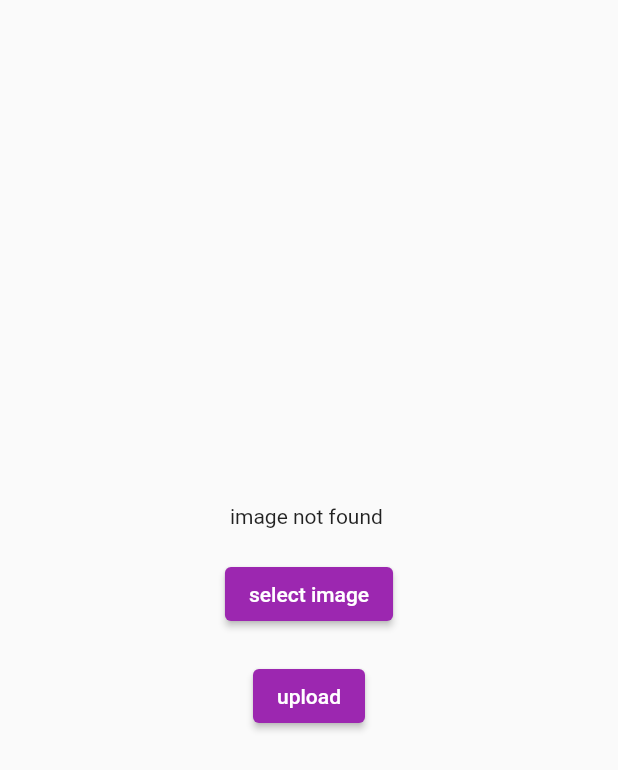
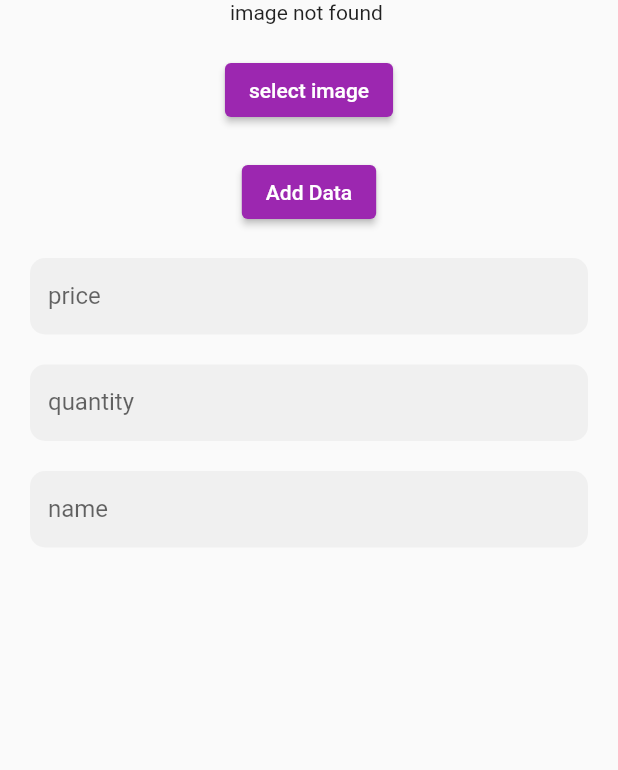
Before and after one commit to Hibba-Syed/firebase_practice, a Flutter app: the screen it shows after launch, on a phone screen of 412 x 824 dp. Shown: the top 770 px of the screen. Run offline on Flutter 3.47's test engine with Material 2 defaults, Android fonts, the phone set to English and light mode, and no system bars; our stand-ins replace badges, cloud_firestore, file_picker, firebase_core, firebase_messaging, firebase_storage and 4 more; missing offline and left inert: app_settings; accounts and stored records are empty.

Commit message:
add data

```diff
--- a/lib/main.dart
+++ b/lib/main.dart
@@ -36,7 +36,7 @@ class MyApp extends StatelessWidget {
           theme: ThemeData(
             primarySwatch: Colors.purple,
           ),
-          home: const UplodeImage(),
+          home:  UplodeImage(),
           debugShowCheckedModeBanner: false,
         );
       }),
--- /dev/null
+++ b/lib/model/curd_model.dart
@@ -0,0 +1,73 @@
+
+class CrudModel{
+ late String id;
+ late String name;
+ late int price;
+ late String quantity;
+ CrudModel({
+   required this.name,
+   required this.price,
+   required this.quantity,
+   required  this.id,
+});
+ CrudModel.fromJson(Map<String, dynamic> data) {
+   id =data['id'];
+   name = data['name'];
+   price = data['price'];
+   quantity = data['quantity'];
+ }
+ Map<String,dynamic> toJson(){
+   final Map<String, dynamic> data = <String, dynamic> {};
+   data['name'] = name;
+   data['price'] = price;
+   data['quantity'] = quantity;
+   return data;
+ }
+ // This method directly returns a map literal containing the properties (name, price, quantity)as keys and their respective values.
+// It doesn't use an intermediate variable like the first method but constructs and returns the map directly. This approach is
+// suitable when the properties match the desired keys and no additional customization is required.
+//1
+ // Map<String, dynamic> toJson(){
+ //   return {
+ //     'name': name,
+ //     'price':price,
+ //     'quantity':quantity,
+ //   };
+ // }
+//2
+//In this method, the data map is initialized as an empty Map<String, dynamic>. Each property (question, answer, category, id) is
+// then assigned to the corresponding key in the data map. The resulting map represents the object's properties with their respective
+// values. This approach allows flexibility in handling specific properties and mapping them to custom keys if needed.
+  // rome italy model
+// Map<String,dynamic> toJson(){
+//   final Map<String, dynamic> data = <String, dynamic> {};
+//   data['name'] = name;
+//   data['price'] = price;
+//   data['quantity'] = quantity;
+//   return data;
+// }
+//In summary, the key difference between the two methods lies in the data source they handle. fromSnapshot is used when deserializing
+// data from a Firestore DocumentSnapshot, while fromJson is used when deserializing data from a generic Map<String, dynamic>
+// representation.
+  //1
+  // factory CrudModel.fromSnapshot(DocumentSnapshot snapshot) {
+  //   final data = snapshot.data() as Map<String, dynamic>;
+  //   return CrudModel(
+  //     id: snapshot.id,
+  //     name: data['name'],
+  //     price: data['price'],
+  //     quantity: data['quantity'],
+  //   );
+  // }
+  //2
+// rome italy model
+  // CrudModel.fromJson(Map<String, dynamic> data) {
+  //   id =data['id'];
+  //   name = data['name'];
+  //   price = data['price'];
+  //   quantity = data['quantity'];
+  //
+  // }
+
+
+}
--- a/lib/screens/uplode_image.dart
+++ b/lib/screens/uplode_image.dart
@@ -5,14 +5,21 @@ import 'package:firebase_storage/firebase_storage.dart';
 import 'package:cloud_firestore/cloud_firestore.dart';
 import 'package:permission_handler/permission_handler.dart';
 import 'package:file_picker/file_picker.dart';
+
+import '../model/curd_model.dart';
 class UplodeImage extends StatefulWidget {
-  const UplodeImage({Key? key}) : super(key: key);
+
+   UplodeImage({Key? key, }) : super(key: key);
 
   @override
   State<UplodeImage> createState() => _UplodeImageState();
 }
 
 class _UplodeImageState extends State<UplodeImage> {
+  CrudModel? crudModel;
+  var name = TextEditingController();
+  var price = TextEditingController();
+  var quantity = TextEditingController();
   File? selectedImage;
 
   Future pickImageFromGallery() async {
@@ -61,14 +68,13 @@ class _UplodeImageState extends State<UplodeImage> {
       print('No image selected.');
     }
   }
-
-
     @override
     Widget build(BuildContext context) {
       return Scaffold(
-        body: Center(
+        body: Padding(
+          padding: const EdgeInsets.symmetric(horizontal: 20),
           child: Column(
-            mainAxisAlignment: MainAxisAlignment.center,
+            mainAxisAlignment: MainAxisAlignment.start,
             children: [
               selectedImage != null
                   ? Container(
@@ -83,16 +89,70 @@ class _UplodeImageState extends State<UplodeImage> {
               20.sh,
               ElevatedButton(
                 onPressed: () {
-                    pickImageFromGallery();
+                    pickImageFromGallery().then((value) => uploadImageToFirebaseAndFirestore());
                 },
                 child: const Text("select image"),
               ),
               20.sh,
               ElevatedButton(
-                onPressed: () {
-                  uploadImageToFirebaseAndFirestore();
-                },
-                child: const Text("upload"),
+                onPressed: () async {
+                  // uploadImageToFirebaseAndFirestore();
+                  var ref = FirebaseFirestore.instance.collection("Anaconda");
+                  var doc = ref.doc();
+                  CrudModel ana = CrudModel(
+                    id: doc.id,
+                    name: name.text,
+                    price: int.parse(price.text),
+                    quantity: quantity.text,
+                  );
+                  await doc.set(ana.toJson());
+                  name.clear();
+                  price.clear();
+                  quantity.clear();
+                  print('data add successfully');
+                }, child: const Text("Add Data"),
+              ),
+              20.sh,
+              TextField(
+                controller: price,
+                decoration: InputDecoration(
+                  isDense: true,
+                  filled: true,
+                  labelText: "price",
+                  border: OutlineInputBorder(
+                      borderSide: const BorderSide(
+                          width: 0, style: BorderStyle.none),
+                      borderRadius: BorderRadius.circular(10)
+                  ),
+                ),
+              ),
+              20.sh,
+              TextField(
+                controller: quantity,
+                decoration: InputDecoration(
+                  isDense: true,
+                  filled: true,
+                  labelText: "quantity",
+                  border: OutlineInputBorder(
+                      borderSide: const BorderSide(
+                          width: 0, style: BorderStyle.none),
+                      borderRadius: BorderRadius.circular(10)
+                  ),
+                ),
+              ),
+              20.sh,
+              TextField(
+                controller: name,
+                decoration: InputDecoration(
+                  isDense: true,
+                  filled: true,
+                  labelText: "name",
+                  border: OutlineInputBorder(
+                      borderSide: const BorderSide(
+                          width: 0, style: BorderStyle.none),
+                      borderRadius: BorderRadius.circular(10)
+                  ),
+                ),
               ),
             ],
           ),
```
